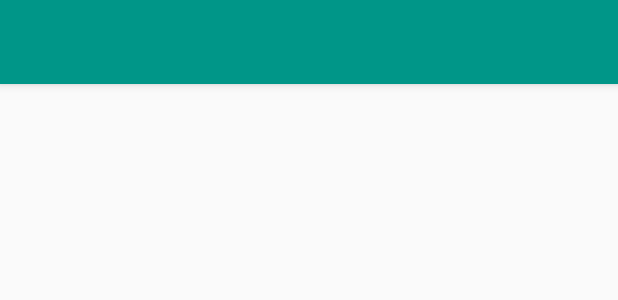
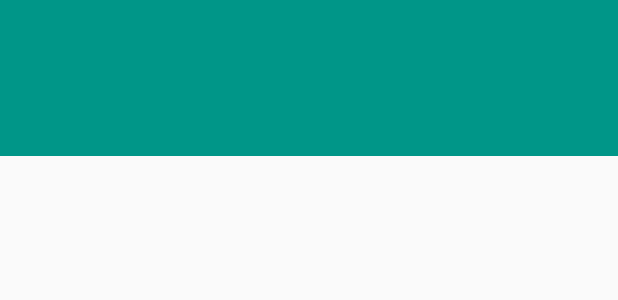
Before and after one commit to 24lhd/VNews, an Android app: the layout activity_main.xml on its own in the app's theme, with its tools: preview values and no code run, on a phone screen of 412 x 824 dp. Shown: the top 300 px of the screen. Run offline under Robolectric (Android 15) with nearby library versions, the phone set to English and light mode, and no system bars.

Commit message:
sửa thêm tab layout + navigation

```diff
--- a/app/src/main/res/layout/activity_main.xml
+++ b/app/src/main/res/layout/activity_main.xml
@@ -1,41 +1,16 @@
 <?xml version="1.0" encoding="utf-8"?>
-<LinearLayout xmlns:android="http://schemas.android.com/apk/res/android"
+<android.support.v4.widget.DrawerLayout xmlns:android="http://schemas.android.com/apk/res/android"
     xmlns:app="http://schemas.android.com/apk/res-auto"
-    xmlns:tools="http://schemas.android.com/tools"
-    android:layout_width="match_parent"
-    android:layout_height="match_parent"
-    android:orientation="vertical">
-
-
-    <android.support.design.widget.AppBarLayout
-        android:layout_width="match_parent"
-        android:layout_height="wrap_content"
-        tools:openDrawer="start">
-
-        <android.support.v7.widget.Toolbar
-            android:id="@+id/toolbar"
-            android:layout_width="match_parent"
-
-            android:layout_height="@dimen/abc_action_bar_default_height_material"
-            android:background="?attr/colorPrimary"
-            android:theme="@style/ThemeOverlay.AppCompat.Dark.ActionBar" />
-
-    </android.support.design.widget.AppBarLayout>
-
-    <android.support.v4.widget.DrawerLayout
     android:id="@+id/drawer_layout"
     android:layout_width="match_parent"
     android:layout_height="match_parent">
-
     <!--content_main is my layout you can design your own-->
     <include layout="@layout/content_main" />
-
-        <FrameLayout
-            android:id="@+id/content"
-            layout="@layout/content_main"
-            android:layout_width="match_parent"
-            android:layout_height="match_parent" />
-
+    <!--<FrameLayout-->
+    <!--android:id="@+id/content"-->
+    <!--layout="@layout/content_main"-->
+    <!--android:layout_width="match_parent"-->
+    <!--android:layout_height="match_parent" />-->
     <!-- The navigation drawer -->
     <android.support.design.widget.NavigationView
         android:id="@+id/nav_view"
@@ -45,4 +20,3 @@
         app:menu="@menu/activity_main_drawer" />
 
 </android.support.v4.widget.DrawerLayout>
-</LinearLayout>
--- a/app/src/main/res/layout/card_video.xml
+++ b/app/src/main/res/layout/card_video.xml
@@ -33,6 +33,7 @@
                 android:layout_height="wrap_content"
                 android:layout_gravity="center"
                 android:gravity="center|left"
+                android:paddingLeft="@dimen/card_video_padding_content"
                 android:orientation="vertical">
 
                 <TextView
@@ -41,7 +42,6 @@
                     android:layout_width="match_parent"
                     android:layout_height="wrap_content"
                     android:layout_gravity="center"
-                    android:layout_marginLeft="@dimen/card_video_padding_content"
                     android:gravity="center|left"
                     android:text="Cách xếp rượu không bị vỡ trong hành lý ký gửi" />
 
--- a/app/src/main/res/layout/content_main.xml
+++ b/app/src/main/res/layout/content_main.xml
@@ -1,9 +1,38 @@
 <?xml version="1.0" encoding="utf-8"?>
-<FrameLayout xmlns:android="http://schemas.android.com/apk/res/android"
+<LinearLayout xmlns:android="http://schemas.android.com/apk/res/android"
+    xmlns:app="http://schemas.android.com/apk/res-auto"
     xmlns:tools="http://schemas.android.com/tools"
     android:id="@+id/frame_view"
     android:layout_width="match_parent"
     android:layout_height="match_parent"
-    tools:showIn="@layout/app_bar_main">
+    tools:showIn="@layout/app_bar_main"
+    android:orientation="vertical">
 
-</FrameLayout>
+    <android.support.design.widget.AppBarLayout
+        android:id="@+id/appbar"
+        android:layout_width="match_parent"
+        android:layout_height="wrap_content"
+        android:theme="@style/AppTheme.AppBarOverlay"
+        app:elevation="0dp">
+
+        <android.support.v7.widget.Toolbar
+            android:id="@+id/toolbar"
+            android:layout_width="match_parent"
+            android:layout_height="@dimen/abc_action_bar_default_height_material"
+            android:background="?attr/colorPrimary"
+            android:theme="@style/ThemeOverlay.AppCompat.Dark.ActionBar" />
+
+        <android.support.design.widget.TabLayout
+            android:id="@+id/tb_layout"
+            style="@style/MyCustomTextAppearance"
+            android:layout_width="match_parent"
+            android:layout_height="wrap_content"
+            app:tabTextAppearance="@style/capfale" />
+    </android.support.design.widget.AppBarLayout>
+
+    <android.support.v4.view.ViewPager
+        android:id="@+id/container"
+        android:layout_width="match_parent"
+        android:layout_height="match_parent"
+        app:layout_behavior="@string/appbar_scrolling_view_behavior" />
+</LinearLayout>
--- a/app/src/main/res/values/styles.xml
+++ b/app/src/main/res/values/styles.xml
@@ -6,7 +6,6 @@
         <item name="colorPrimaryDark">@color/colorPrimaryDark</item>
         <item name="colorAccent">@color/colorAccent</item>
         <item name="textAllCaps">false</item>
-        <item name="textAppearance">@style/capfale</item>
     </style>
 
     <style name="AppTheme.NoActionBar">
--- a/build.gradle
+++ b/build.gradle
@@ -6,7 +6,7 @@ buildscript {
 
     }
     dependencies {
-        classpath 'com.android.tools.build:gradle:2.3.1'
+        classpath 'com.android.tools.build:gradle:2.3.3'
 
         // NOTE: Do not place your application dependencies here; they belong
         // in the individual module build.gradle files
```
Also changed, not shown: app/src/main/java/com/duongstudio/mvp/main/MainActivity.java (+26 -18 lines). Lines whose indentation alone changed are shown as unchanged.
